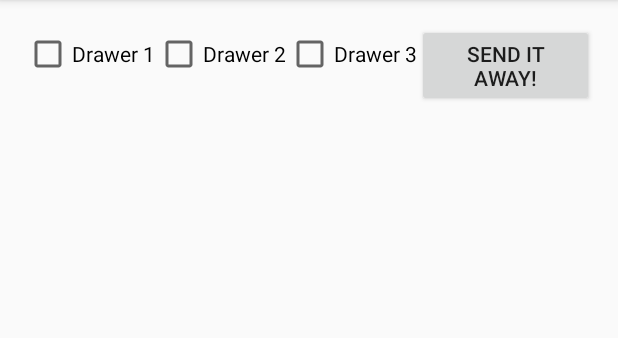
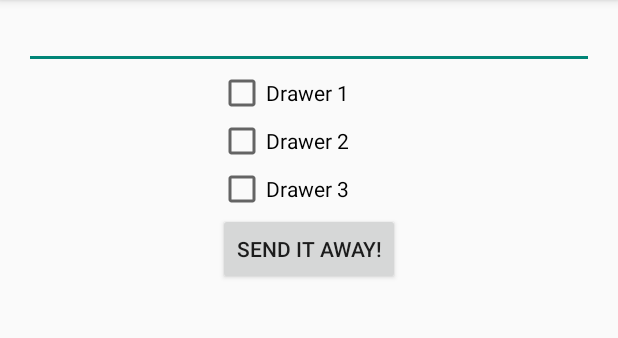
Before and after one commit to vishalkuo/HackTheNorth, an Android app: the screen it shows after launch (MainActivity), on a phone screen of 412 x 824 dp, the part 84-422 px from its top. Run offline under Robolectric (Android 15) with nearby library versions, the phone set to English and light mode, and no system bars; libraries missing offline, so code that uses them is left out: retrofit.client.

Commit message:
Layout views

```diff
--- a/Android/Kitchen-Ehhd/app/src/main/java/com/kitchen_ehhd/Models/ResponseObject.java
+++ /dev/null
@@ -1,7 +0,0 @@
-package com.kitchen_ehhd.Models;
-
-/**
- * Created by vishalkuo on 15-09-19.
- */
-public class ResponseObject {
-}
--- a/Android/Kitchen-Ehhd/app/src/main/java/com/kitchen_ehhd/Services/APIService.java
+++ b/Android/Kitchen-Ehhd/app/src/main/java/com/kitchen_ehhd/Services/APIService.java
@@ -1,7 +1,4 @@
 package com.kitchen_ehhd.Services;
-
-import com.kitchen_ehhd.Models.Drawer;
-import com.kitchen_ehhd.Models.ResponseObject;
 
 import java.util.List;
 
--- a/Android/Kitchen-Ehhd/app/src/main/res/layout/activity_main.xml
+++ b/Android/Kitchen-Ehhd/app/src/main/res/layout/activity_main.xml
@@ -6,8 +6,16 @@
     android:paddingRight="@dimen/activity_horizontal_margin"
     android:paddingTop="@dimen/activity_vertical_margin"
     android:paddingBottom="@dimen/activity_vertical_margin"
+    android:orientation="vertical"
     tools:context=".MainActivity">
+    <EditText
+        android:id = "@+id/search_bar"
+        style="@style/search_bar_style" />
 
+    <RelativeLayout
+        android:layout_width="match_parent"
+        android:layout_height="match_parent"
+        android:gravity="center_horizontal">
         <CheckBox android:id="@+id/drawer_1"
             android:layout_width="wrap_content"
             android:layout_height="wrap_content"
@@ -15,8 +23,10 @@
         <CheckBox android:id="@+id/drawer_2"
             android:layout_width="wrap_content"
             android:layout_height="wrap_content"
+            android:layout_below="@id/drawer_1"
             android:text="@string/drawer2"/>
         <CheckBox android:id="@+id/drawer_3"
+            android:layout_below="@id/drawer_2"
             android:layout_width="wrap_content"
             android:layout_height="wrap_content"
             android:text="@string/drawer3"/>
@@ -24,6 +34,8 @@
         android:id="@+id/send"
         android:layout_height="wrap_content"
         android:layout_width="wrap_content"
+        android:layout_below="@id/drawer_3"
         android:text="@string/send" />
+    </RelativeLayout>
 
 </LinearLayout>
--- a/Android/Kitchen-Ehhd/app/src/main/res/values/styles.xml
+++ b/Android/Kitchen-Ehhd/app/src/main/res/values/styles.xml
@@ -5,4 +5,9 @@
         <!-- Customize your theme here. -->
     </style>
 
+    <style name="search_bar_style">
+        <item name="android:layout_width">match_parent</item>
+        <item name="android:layout_height">30dp</item>
+    </style>
+
 </resources>
```
Also changed, not shown: 1 other file. Lines whose indentation alone changed are shown as unchanged.
